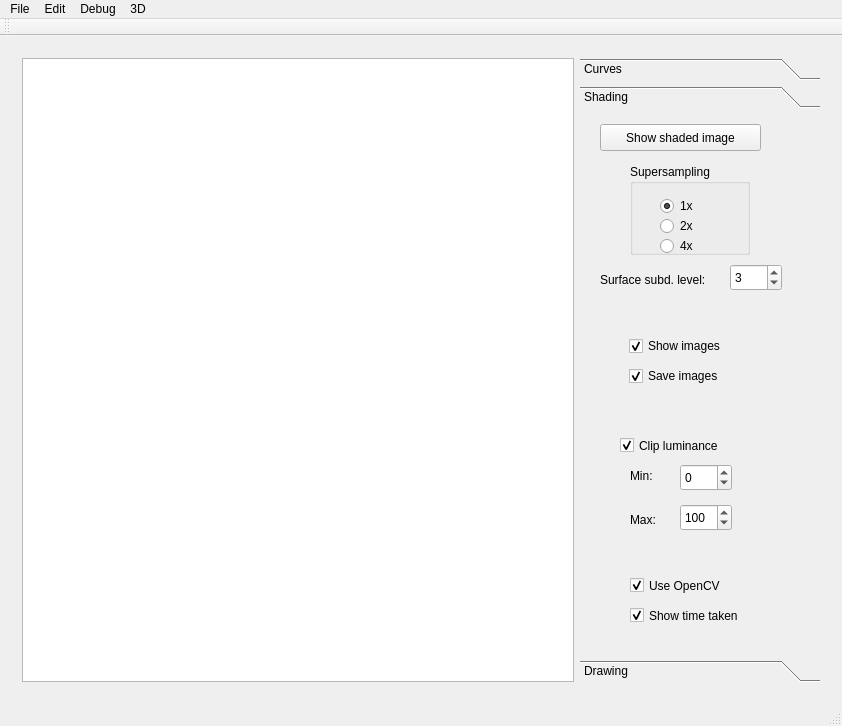
Qt form mainwindow.ui (ftasse/ShadingCurves) before a commit.
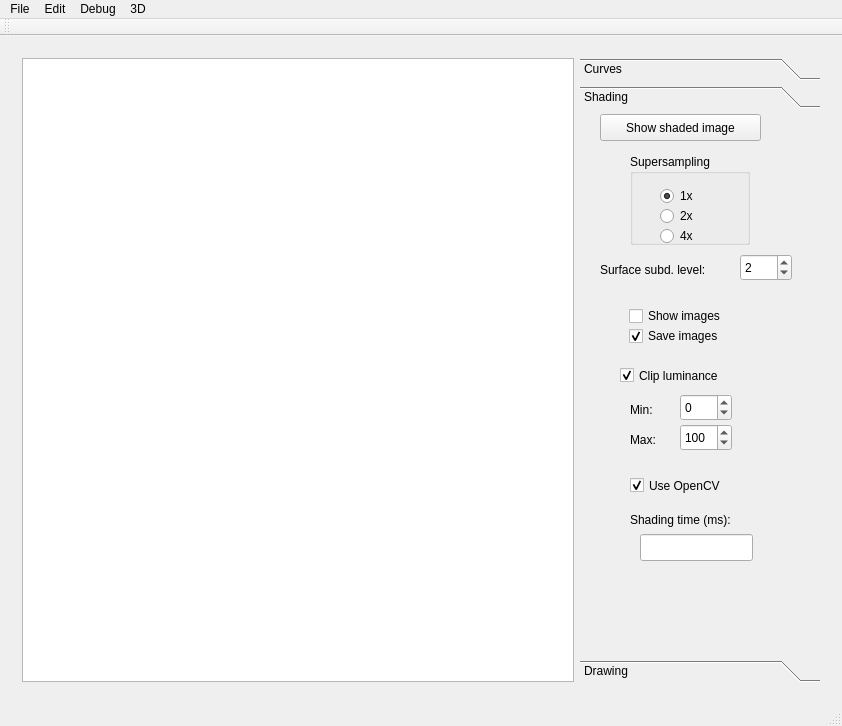
The same form after that commit. Custom widgets are drawn as their Qt base class.

Commit message: Time shown in toolbar; shaded image shown in 2D immediately

What changed in the file:
```diff
--- a/mainwindow.ui
+++ b/mainwindow.ui
@@ -346,7 +346,7 @@
            <property name="geometry">
             <rect>
              <x>20</x>
-             <y>10</y>
+             <y>0</y>
              <width>161</width>
              <height>27</height>
             </rect>
@@ -359,7 +359,7 @@
            <property name="geometry">
             <rect>
              <x>50</x>
-             <y>50</y>
+             <y>40</y>
              <width>120</width>
              <height>91</height>
             </rect>
@@ -414,7 +414,7 @@
            <property name="geometry">
             <rect>
              <x>49</x>
-             <y>220</y>
+             <y>190</y>
              <width>131</width>
              <height>24</height>
             </rect>
@@ -423,14 +423,14 @@
             <string>Show images</string>
            </property>
            <property name="checked">
-            <bool>true</bool>
+            <bool>false</bool>
            </property>
           </widget>
           <widget class="QCheckBox" name="imgWriteAll">
            <property name="geometry">
             <rect>
              <x>49</x>
-             <y>250</y>
+             <y>210</y>
              <width>131</width>
              <height>24</height>
             </rect>
@@ -445,8 +445,8 @@
           <widget class="QSpinBox" name="spinBoxSubd">
            <property name="geometry">
             <rect>
-             <x>150</x>
-             <y>150</y>
+             <x>160</x>
+             <y>140</y>
              <width>52</width>
              <height>27</height>
             </rect>
@@ -455,16 +455,16 @@
             <number>6</number>
            </property>
            <property name="value">
-            <number>3</number>
+            <number>2</number>
            </property>
           </widget>
           <widget class="QLabel" name="labelSubd">
            <property name="geometry">
             <rect>
              <x>20</x>
-             <y>150</y>
+             <y>145</y>
              <width>131</width>
-             <height>31</height>
+             <height>21</height>
             </rect>
            </property>
            <property name="text">
@@ -475,7 +475,7 @@
            <property name="geometry">
             <rect>
              <x>40</x>
-             <y>320</y>
+             <y>250</y>
              <width>131</width>
              <height>23</height>
             </rect>
@@ -491,7 +491,7 @@
            <property name="geometry">
             <rect>
              <x>100</x>
-             <y>350</y>
+             <y>280</y>
              <width>52</width>
              <height>27</height>
             </rect>
@@ -507,7 +507,7 @@
            <property name="geometry">
             <rect>
              <x>50</x>
-             <y>346</y>
+             <y>280</y>
              <width>41</width>
              <height>31</height>
             </rect>
@@ -520,7 +520,7 @@
            <property name="geometry">
             <rect>
              <x>50</x>
-             <y>390</y>
+             <y>310</y>
              <width>41</width>
              <height>31</height>
             </rect>
@@ -533,7 +533,7 @@
            <property name="geometry">
             <rect>
              <x>100</x>
-             <y>390</y>
+             <y>310</y>
              <width>52</width>
              <height>27</height>
             </rect>
@@ -549,7 +549,7 @@
            <property name="geometry">
             <rect>
              <x>50</x>
-             <y>460</y>
+             <y>360</y>
              <width>121</width>
              <height>23</height>
             </rect>
@@ -561,20 +561,30 @@
             <bool>true</bool>
            </property>
           </widget>
-          <widget class="QCheckBox" name="timeIt">
+          <widget class="QLabel" name="label_10">
            <property name="geometry">
             <rect>
              <x>50</x>
-             <y>490</y>
-             <width>141</width>
-             <height>23</height>
+             <y>390</y>
+             <width>131</width>
+             <height>31</height>
             </rect>
            </property>
            <property name="text">
-            <string>Show time taken</string>
+            <string>Shading time (ms):</string>
            </property>
-           <property name="checked">
-            <bool>true</bool>
+          </widget>
+          <widget class="QLineEdit" name="timeOutput">
+           <property name="geometry">
+            <rect>
+             <x>60</x>
+             <y>420</y>
+             <width>113</width>
+             <height>27</height>
+            </rect>
+           </property>
+           <property name="alignment">
+            <set>Qt::AlignRight|Qt::AlignTrailing|Qt::AlignVCenter</set>
            </property>
           </widget>
          </widget>
```
The commit also changes 8 other files.
